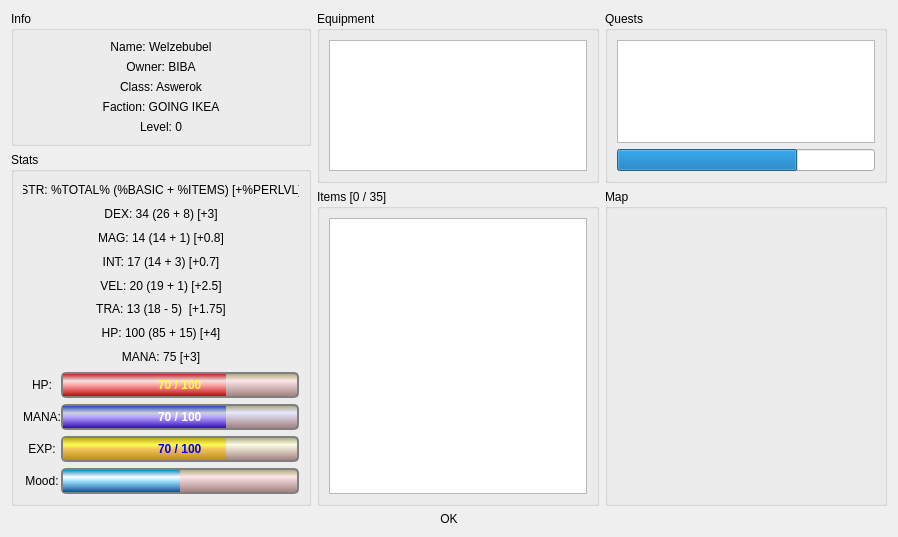
This is heropreviewwindow.ui in SpaceWind/battle_progress_client as Qt 5 draws it before an edit. The edited form follows.
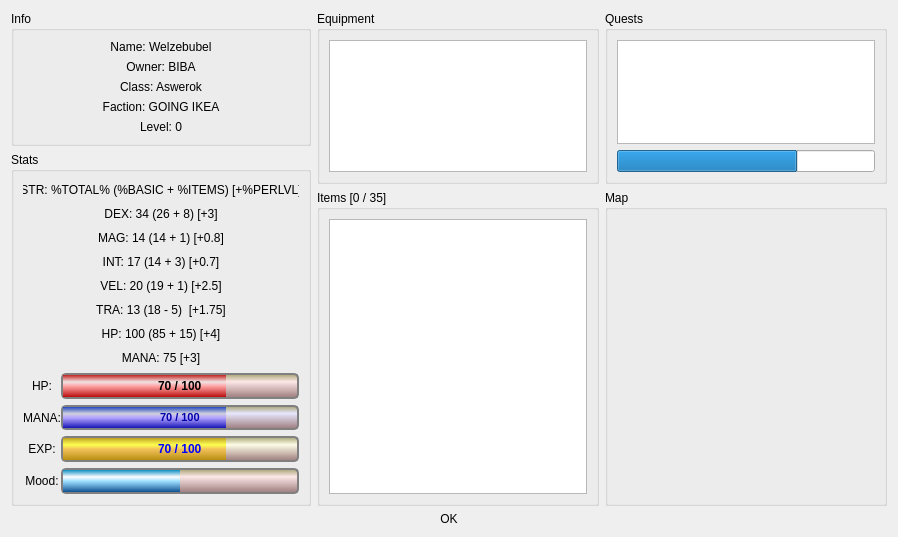
This is the edited form.

```diff
--- a/heropreviewwindow.ui
+++ b/heropreviewwindow.ui
@@ -239,9 +239,22 @@
       </item>
       <item row="13" column="1" colspan="3">
        <widget class="QProgressBar" name="manabar">
+        <property name="maximumSize">
+         <size>
+          <width>16777215</width>
+          <height>25</height>
+         </size>
+        </property>
+        <property name="font">
+         <font>
+          <pointsize>8</pointsize>
+          <weight>75</weight>
+          <bold>true</bold>
+         </font>
+        </property>
         <property name="styleSheet">
          <string notr="true">QProgressBar::chunk {
-     background: qlineargradient(spread:pad, x1:0, y1:0, x2:0, y2:1, stop:0 rgba(27, 67, 194, 236), stop:0.318182 rgba(206, 206, 219, 241), stop:0.505682 rgba(180, 164, 255, 255), stop:0.977273 rgba(41, 8, 189, 230));
+     background: qlineargradient(spread:pad, x1:0, y1:0, x2:0, y2:1, stop:0 rgba(27, 67, 194, 236), stop:0.318182 rgba(206, 206, 219, 241), stop:0.505682 rgba(180, 164, 255, 255), stop:0.977273 rgba(15, 15, 189, 230));
      width: 1px;
  }
 
@@ -249,7 +262,7 @@
      border: 2px solid grey;
      border-radius: 5px;
 	background: qlineargradient(spread:pad, x1:0, y1:0, x2:0, y2:1, stop:0 rgba(165, 162, 114, 255), stop:0.318409 rgba(230, 230, 255, 221), stop:1 rgba(156, 123, 123, 255));
-		color: #FFF;
+		color: #00A;
 	font-weight: bold;
      text-align: center;
  }
@@ -282,9 +295,10 @@
      border-radius: 5px;
      text-align: center;
 	background: qlineargradient(spread:pad, x1:0, y1:0, x2:0, y2:1, stop:0 rgba(165, 162, 114, 255), stop:0.318409 rgba(255, 230, 230, 221), stop:1 rgba(156, 123, 123, 255));
-	color: #FF3;
+	color: #000;
 	font-weight: bold;
      text-align: center;
+	text-shadow: 2px 2px #fff;
  }
 </string>
         </property>
```
